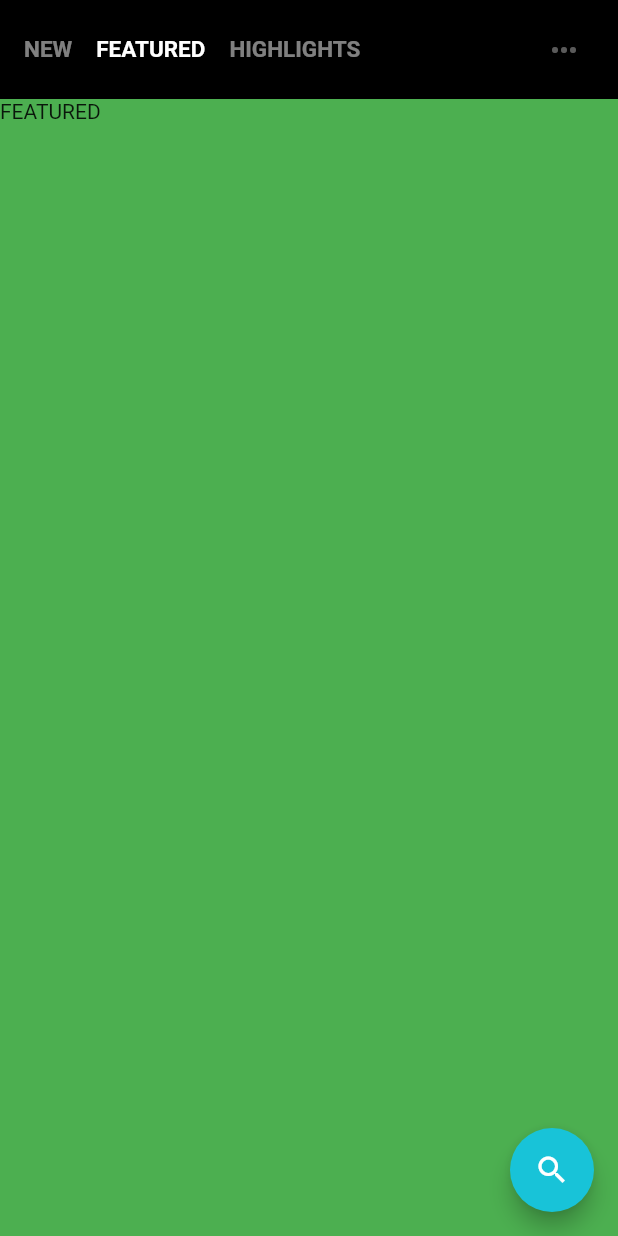
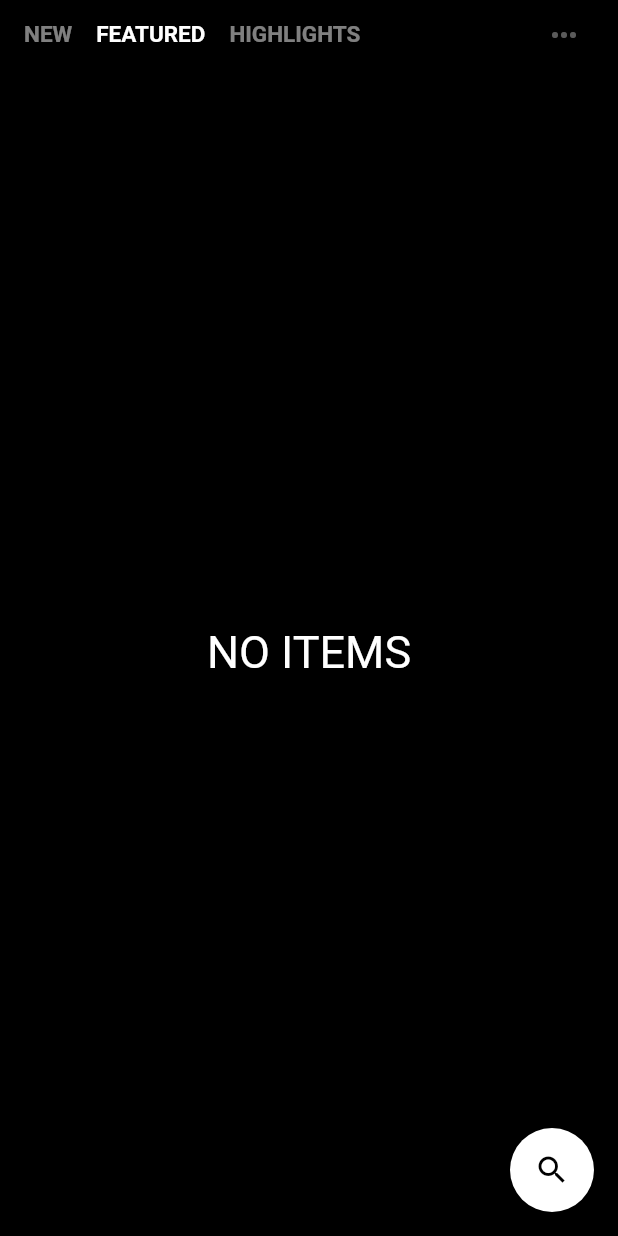
Before and after one commit to JuniperPhoton/MyerSplash.Flutter, a Flutter app: the screen it shows after launch, on a phone screen of 412 x 824 dp. Run offline on Flutter 3.47's test engine with Material 2 defaults, Android fonts, the phone set to English and light mode, and no system bars; our stand-ins replace cached_network_image; generated files the repository leaves out were written again.

Commit message:
Build ListService

```diff
--- a/lib/list.dart
+++ b/lib/list.dart
@@ -1,58 +1,62 @@
 import 'package:flutter/material.dart';
+import 'package:myersplash_flutter/list_factory.dart';
+import 'package:myersplash_flutter/list_service.dart';
 import 'package:myersplash_flutter/model/unsplash_image.dart';
-import 'package:intl/intl.dart';
+import 'package:cached_network_image/cached_network_image.dart';
 
 typedef void OnTapPhoto(UnsplashImage image);
 
 class PhotoList extends StatefulWidget {
-  OnTapPhoto onTap;
+  final OnTapPhoto onTap;
+  final int _category;
+  final String param;
 
-  PhotoList({@required this.onTap});
+  PhotoList(this._category, {@required this.onTap, this.param});
 
-  @override
-  State<StatefulWidget> createState() => _listState(onTapPhoto: onTap);
-}
-
-class _listState extends State<PhotoList> {
-  final _photosList = <UnsplashImage>[];
-  final OnTapPhoto onTapPhoto;
-
-  _listState({@required this.onTapPhoto});
-
-  int _page = 0;
-
-  void _populateList() {
-    final today = DateTime.now();
-
-    for (int i = 0; i < 20; i++) {
-      final current = today.subtract(Duration(days: _page * 20 + i));
-      var formatter = new DateFormat('yyyyMMdd');
-      String formatted = formatter.format(current);
-
-      _photosList.add(UnsplashImage(
-          url:
-              "https://juniperphoton.net/myersplash/wallpapers/thumbs/$formatted.jpg"));
-    }
+  ListService _createService() {
+    return ListFactory.create(_category, param);
   }
 
   @override
+  State<StatefulWidget> createState() =>
+      _ListState(_createService(), onTapPhoto: onTap);
+}
+
+class _ListState extends State<PhotoList> {
+  final OnTapPhoto onTapPhoto;
+  final ListService _listService;
+
+  _ListState(this._listService, {@required this.onTapPhoto});
+
+  @override
   Widget build(BuildContext context) {
-    return ListView.builder(itemBuilder: (context, i) {
-      if (i >= _photosList.length) {
-        _populateList();
-      }
-      return InkWell(
-        onTap: () {
-          onTapPhoto(_photosList[i]);
-        },
-        child: AspectRatio(
-          child: Image.network(
-            _photosList[i].url,
-            fit: BoxFit.cover,
-          ),
-          aspectRatio: 3 / 2.0,
-        ),
-      );
-    });
+    if (_listService is PhotoListService) {
+      return new Container(
+          child: new Center(
+              child: new Text(
+        "NO ITEMS",
+        style: TextStyle(color: Colors.white, fontSize: 30),
+      )));
+    }
+
+    return MediaQuery.removePadding(
+        context: context,
+        removeTop: true,
+        child: ListView.builder(itemBuilder: (context, i) {
+          _listService.populateList(i);
+
+          final image = _listService.get(i);
+
+          return Container(
+              color: i % 2 == 0 ? Colors.white24 : Colors.black,
+              child: InkWell(
+                onTap: () {
+                  onTapPhoto(image);
+                },
+                child: AspectRatio(
+                    aspectRatio: 3 / 2.0,
+                    child: CachedNetworkImage(imageUrl: image.url)),
+              ));
+        }));
   }
 }
--- /dev/null
+++ b/lib/list_factory.dart
@@ -0,0 +1,24 @@
+import 'package:myersplash_flutter/list_service.dart';
+
+class ListFactory {
+  static const int CATEGORY_PHOTO = 0;
+  static const int CATEGORY_HIGHLIGHTS = 1;
+  static const int CATEGORY_SEARCH = 2;
+
+  static ListService create(int category, String param) {
+    switch (category) {
+      case CATEGORY_PHOTO:
+        return PhotoListService(param);
+        break;
+      case CATEGORY_HIGHLIGHTS:
+        return HighlightsService();
+        break;
+      case CATEGORY_SEARCH:
+        return SearchService(param);
+        break;
+      default:
+        throw FormatException("Unknown category: $category");
+        break;
+    }
+  }
+}
--- /dev/null
+++ b/lib/list_service.dart
@@ -0,0 +1,77 @@
+import 'package:intl/intl.dart';
+import 'package:myersplash_flutter/model/unsplash_image.dart';
+
+abstract class ListService {
+  final _photosList = <UnsplashImage>[];
+  int _page = 0;
+
+  void populateList(int i) async {
+    if (i >= _photosList.length) {
+      populate();
+    }
+  }
+
+  bool isEmpty() {
+    return _photosList.isEmpty;
+  }
+
+  void populate();
+
+  UnsplashImage get(int i);
+}
+
+class PhotoListService extends ListService {
+  final String _path;
+
+  PhotoListService(this._path);
+
+  @override
+  void populate() {
+    // TODO: implement populate
+  }
+
+  @override
+  UnsplashImage get(int i) {
+    return null;
+  }
+}
+
+class HighlightsService extends ListService {
+  @override
+  void populate() {
+    final today = DateTime.now();
+
+    for (int i = 0; i < 20; i++) {
+      final current = today.subtract(Duration(days: _page * 20 + i));
+      var formatter = new DateFormat('yyyyMMdd');
+      String formatted = formatter.format(current);
+
+      _photosList.add(UnsplashImage(
+          url:
+              "https://juniperphoton.net/myersplash/wallpapers/thumbs/$formatted.jpg"));
+    }
+
+    _page++;
+  }
+
+  @override
+  UnsplashImage get(int i) {
+    return _photosList[i];
+  }
+}
+
+class SearchService extends ListService {
+  final String _searchTerm;
+
+  SearchService(this._searchTerm);
+
+  @override
+  void populate() {
+    // TODO: implement populate
+  }
+
+  @override
+  UnsplashImage get(int i) {
+    return null;
+  }
+}
--- a/lib/main.dart
+++ b/lib/main.dart
@@ -1,5 +1,6 @@
 import 'package:flutter/material.dart';
 import 'package:myersplash_flutter/list.dart';
+import 'package:myersplash_flutter/list_factory.dart';
 import 'package:myersplash_flutter/model/unsplash_image.dart';
 import 'app_color.dart';
 import 'title_bar.dart';
@@ -73,15 +74,12 @@ class _MainPageState extends State<MainPage>
                   child: new TabBarView(
                 controller: _controller,
                 children: <Widget>[
-                  Container(
-                    color: Colors.green,
-                    child: new Text("NEW"),
-                  ),
-                  Container(
-                    color: Colors.green,
-                    child: new Text("FEATURED"),
-                  ),
-                  PhotoList(onTap: _onTapPhoto),
+                  PhotoList(ListFactory.CATEGORY_PHOTO,
+                      onTap: _onTapPhoto),
+                  PhotoList(ListFactory.CATEGORY_PHOTO,
+                      onTap: _onTapPhoto),
+                  PhotoList(ListFactory.CATEGORY_HIGHLIGHTS,
+                      onTap: _onTapPhoto),
                 ],
               ))
             ],
@@ -90,7 +88,8 @@ class _MainPageState extends State<MainPage>
       floatingActionButton: new FloatingActionButton(
         onPressed: _onPressedFAB,
         tooltip: 'Search images',
-        child: new Icon(Icons.search, color: Colors.white),
+        backgroundColor: Colors.white,
+        child: new Icon(Icons.search, color: Colors.black),
       ), // This trailing comma makes auto-formatting nicer for build methods.,
     );
   }
--- /dev/null
+++ b/lib/model/image_url.dart
@@ -0,0 +1,24 @@
+import 'package:json_annotation/json_annotation.dart';
+
+part 'image_url.g.dart';
+
+@JsonSerializable()
+class ImageUrl {
+  String raw;
+  String full;
+  String regular;
+  String small;
+  String thumb;
+
+  ImageUrl();
+
+  /// A necessary factory constructor for creating a new User instance
+  /// from a map. Pass the map to the generated `_$UserFromJson` constructor.
+  /// The constructor is named after the source class, in this case User.
+  factory ImageUrl.fromJson(Map<String, dynamic> json) => _$ImageUrlFromJson(json);
+
+  /// `toJson` is the convention for a class to declare support for serialization
+  /// to JSON. The implementation simply calls the private, generated
+  /// helper method `_$UserToJson`.
+  Map<String, dynamic> toJson() => _$ImageUrlToJson(this);
+}
--- a/lib/model/unsplash_image.dart
+++ b/lib/model/unsplash_image.dart
@@ -1,5 +1,26 @@
+import 'package:json_annotation/json_annotation.dart';
+import 'package:myersplash_flutter/model/image_url.dart';
+import 'package:myersplash_flutter/model/unsplash_user.dart';
+
+part 'unsplash_image.g.dart';
+
+@JsonSerializable()
 class UnsplashImage {
   String url;
+  String id;
+  String color;
+  UnsplashUser user;
+  ImageUrl urls;
 
   UnsplashImage({this.url});
+
+  /// A necessary factory constructor for creating a new User instance
+  /// from a map. Pass the map to the generated `_$UserFromJson` constructor.
+  /// The constructor is named after the source class, in this case User.
+  factory UnsplashImage.fromJson(Map<String, dynamic> json) => _$UnsplashImageFromJson(json);
+
+  /// `toJson` is the convention for a class to declare support for serialization
+  /// to JSON. The implementation simply calls the private, generated
+  /// helper method `_$UserToJson`.
+  Map<String, dynamic> toJson() => _$UnsplashImageToJson(this);
 }
--- /dev/null
+++ b/lib/model/unsplash_user.dart
@@ -0,0 +1,24 @@
+import 'package:json_annotation/json_annotation.dart';
+import 'package:myersplash_flutter/model/profile_url.dart';
+
+part 'unsplash_user.g.dart';
+
+@JsonSerializable()
+class UnsplashUser {
+  String id;
+  String userName;
+  String name;
+  ProfileUrl profileUrl;
+
+  UnsplashUser();
+
+  /// A necessary factory constructor for creating a new User instance
+  /// from a map. Pass the map to the generated `_$UserFromJson` constructor.
+  /// The constructor is named after the source class, in this case User.
+  factory UnsplashUser.fromJson(Map<String, dynamic> json) => _$UnsplashUserFromJson(json);
+
+  /// `toJson` is the convention for a class to declare support for serialization
+  /// to JSON. The implementation simply calls the private, generated
+  /// helper method `_$UserToJson`.
+  Map<String, dynamic> toJson() => _$UnsplashUserToJson(this);
+}
--- a/lib/title_bar.dart
+++ b/lib/title_bar.dart
@@ -3,11 +3,11 @@ import 'package:flutter/material.dart';
 typedef void OnClickTitle(int index);
 
 class TitleBar extends StatelessWidget {
-  final double barHeight = 66.0;
+  final double barHeight = 46.0;
   final double iconHeight = 24.0;
+  final OnClickTitle onClickTitle;
 
   int selectedIndex = 1;
-  OnClickTitle onClickTitle;
 
   TitleBar(this.onClickTitle, this.selectedIndex);
 
--- a/pubspec.yaml
+++ b/pubspec.yaml
@@ -9,11 +9,14 @@ dependencies:
   # Use with the CupertinoIcons class for iOS style icons.
   cupertino_icons: ^0.1.0
   intl: ^0.15.7
+  cached_network_image: ^0.5.0
 
 dev_dependencies:
   flutter_test:
     sdk: flutter
-
+  json_serializable: ^2.0.0
+  path_provider: ^0.4.0
+  build_runner: ^1.0.0
 
 # For information on the generic Dart part of this file, see the
 # following page: https://www.dartlang.org/tools/pub/pubspec
```
Also changed, not shown: lib/CustomTabController.dart (deleted, +0 -60 lines), lib/model/profile_url.dart (added, +24 -0 lines), lib/model/image_url.g.dart (added), lib/model/profile_url.g.dart (added), lib/model/unsplash_image.g.dart (added), lib/model/unsplash_user.g.dart (added), 17 other files.
